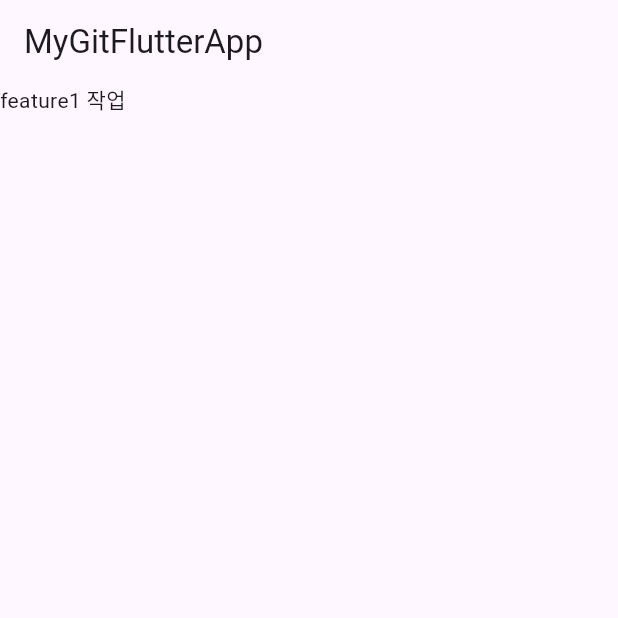
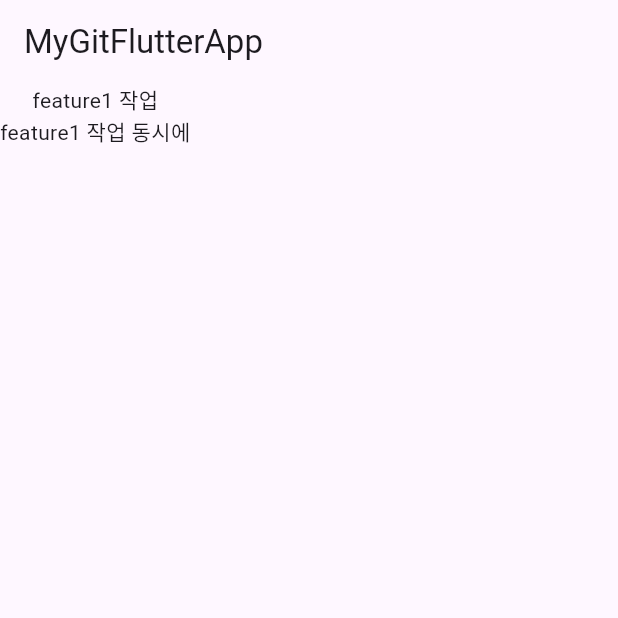
Before and after one commit to kspark-sqisoft/my_git_flutter_app, a Flutter app: the screen it shows after launch, on a phone screen of 412 x 824 dp, the top half of it. Run offline on Flutter 3.47's test engine with Material 3 defaults, Android fonts, the phone set to English and light mode, and no system bars.

Commit message:
feature1 작업 동시에

```diff
--- a/lib/main.dart
+++ b/lib/main.dart
@@ -30,7 +30,12 @@ class _HomePageState extends State<HomePage> {
       appBar: AppBar(
         title: const Text('MyGitFlutterApp'),
       ),
-      body: const Text('feature1 작업'),
+      body: const Column(
+        children: [
+          Text('feature1 작업'),
+          Text('feature1 작업 동시에'),
+        ],
+      ),
     );
   }
 }
```
